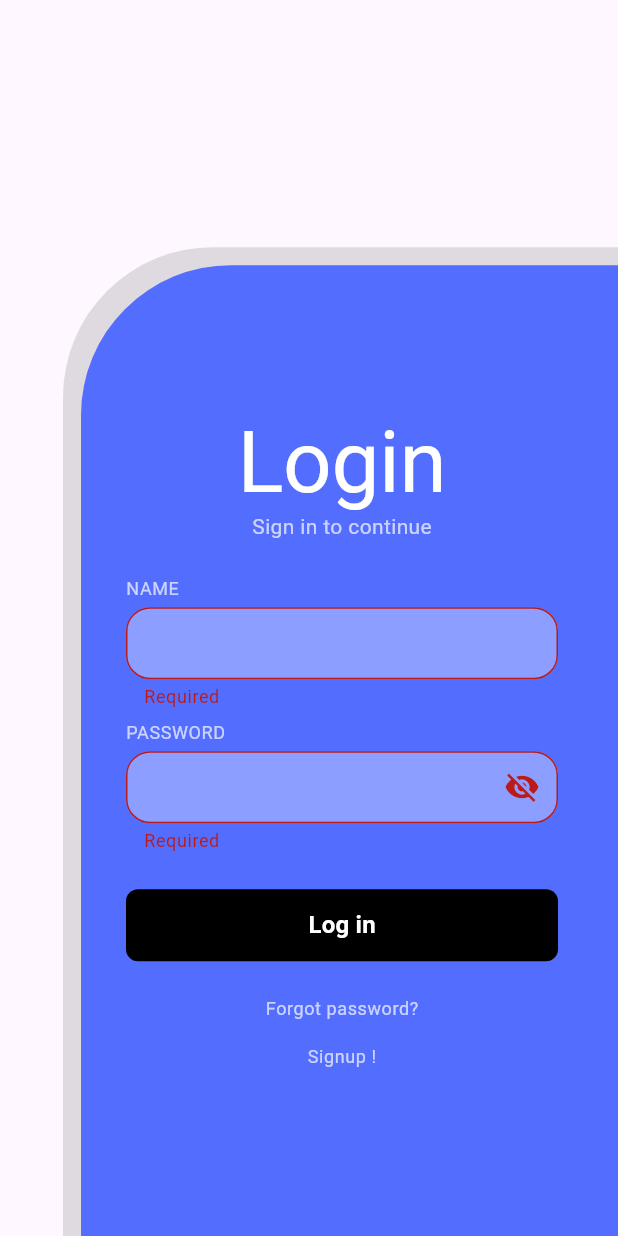
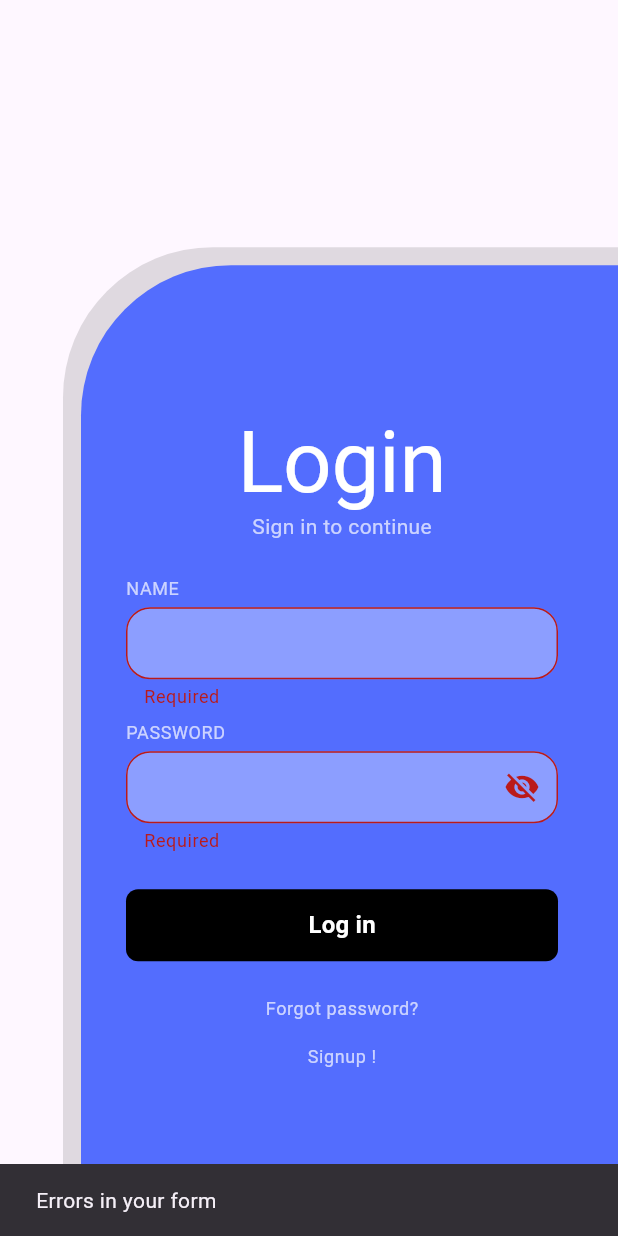
Before and after one commit to NotRayhaan/widget-fidgets, a Flutter app: the screen it shows after launch, after a tap on "Log in", on a phone screen of 412 x 824 dp. Run offline on Flutter 3.47's test engine with Material 3 defaults, Android fonts, the phone set to English and light mode, and no system bars; our stand-ins replace go_router.

Commit message:
loading state mocking submit api

```diff
--- a/lesson1/lib/src/ui/widget/button.dart
+++ b/lesson1/lib/src/ui/widget/button.dart
@@ -1,9 +1,10 @@
 import 'package:flutter/material.dart';
 
 class MyButton extends StatelessWidget {
-  const MyButton({super.key, this.onPressed, required this.label});
+  const MyButton({super.key, this.onPressed, required this.label, this.loading});
   final VoidCallback? onPressed;
   final String label;
+  final bool? loading;
 
   @override
   Widget build(BuildContext context) {
@@ -15,13 +16,15 @@ class MyButton extends StatelessWidget {
           shape: RoundedRectangleBorder(borderRadius: BorderRadius.circular(8))),
       child: Padding(
         padding: const EdgeInsets.all(12),
-        child: Text(
-          label,
-          style: Theme.of(context).textTheme.titleMedium?.copyWith(
-                fontWeight: FontWeight.bold,
-                color: Colors.white,
+        child: loading! == true
+            ? const CircularProgressIndicator()
+            : Text(
+                label,
+                style: Theme.of(context).textTheme.titleMedium?.copyWith(
+                      fontWeight: FontWeight.bold,
+                      color: Colors.white,
+                    ),
               ),
-        ),
       ),
     );
   }
--- a/lesson1/lib/src/ui/widget/form.dart
+++ b/lesson1/lib/src/ui/widget/form.dart
@@ -14,6 +14,13 @@ class MyForm extends StatefulWidget {
 
 class _MyFormState extends State<MyForm> {
   final _formKey = GlobalKey<FormState>();
+  bool loading = false;
+
+  void mockSubmit() async {
+    await Future.delayed(const Duration(seconds: 1));
+    loading = false;
+    setState(() {});
+  }
 
   @override
   Widget build(BuildContext context) {
@@ -39,9 +46,15 @@ class _MyFormState extends State<MyForm> {
               padding: const EdgeInsets.only(top: 16),
               child: MyButton(
                 label: widget.buttonLabel,
+                loading: loading,
                 onPressed: () {
                   if (_formKey.currentState!.validate()) {
-                    ScaffoldMessenger.of(context).showSnackBar(const SnackBar(content: Text("ERROR")));
+                    setState(() {
+                      loading = true;
+                    });
+                    mockSubmit();
+                  } else {
+                    ScaffoldMessenger.of(context).showSnackBar(const SnackBar(content: Text("Errors in your form")));
                   }
                 },
               ),
```
